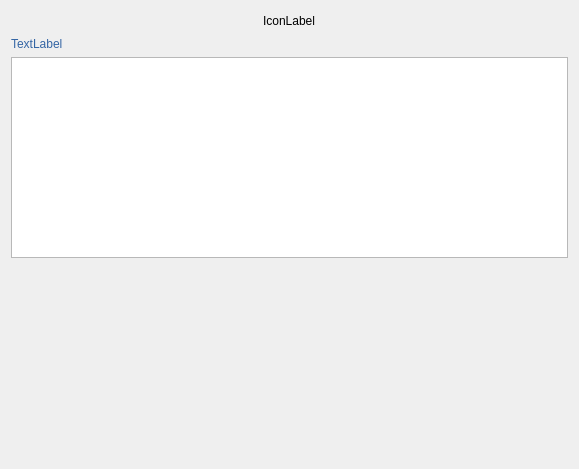
This is geotuileur/gui/tile_creation/qwp_tile_generation_status.ui in JulesGrillot/plugin-qgis-geoplateforme as Qt 5 draws it before an edit. The edited form follows.
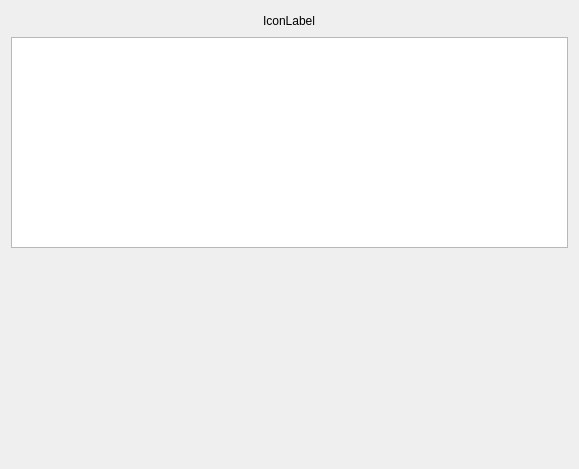
This is the edited form.

Diff of the .ui file:
```diff
--- a/geotuileur/gui/tile_creation/qwp_tile_generation_status.ui
+++ b/geotuileur/gui/tile_creation/qwp_tile_generation_status.ui
@@ -14,18 +14,7 @@
    <string>Vector tiles generation</string>
   </property>
   <layout class="QGridLayout" name="gridLayout">
-   <item row="2" column="0">
-    <widget class="QLabel" name="lbl_step_text">
-     <property name="styleSheet">
-      <string notr="true">font: 75 13pt &quot;Ubuntu Condensed&quot;;
-color: rgb(52, 101, 164);</string>
-     </property>
-     <property name="text">
-      <string>TextLabel</string>
-     </property>
-    </widget>
-   </item>
-   <item row="4" column="1">
+   <item row="3" column="1">
     <spacer name="verticalSpacer">
      <property name="orientation">
       <enum>Qt::Vertical</enum>
@@ -38,7 +27,7 @@
      </property>
     </spacer>
    </item>
-   <item row="3" column="0" colspan="3">
+   <item row="2" column="0" colspan="3">
     <widget class="QTableView" name="tableview_execution_list"/>
    </item>
    <item row="1" column="0">
```
Left out of the diff: 14 changed lines with no effect on the pictures.
